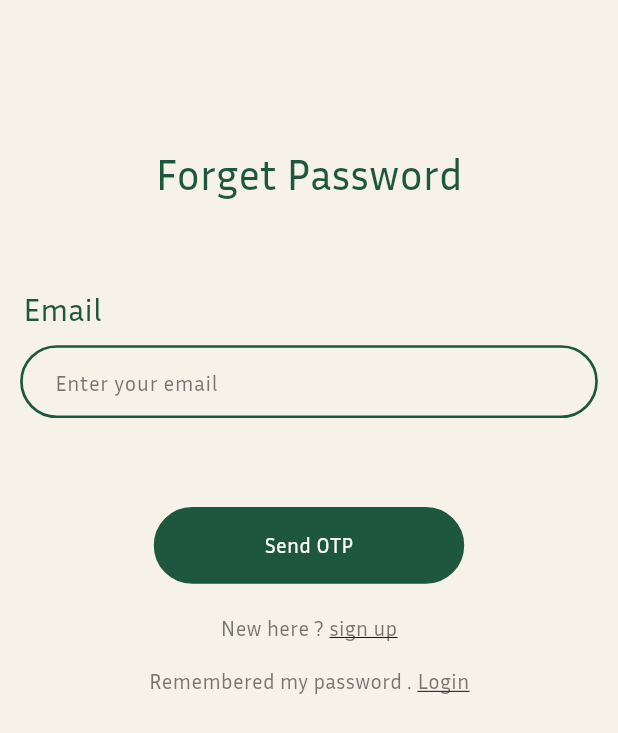
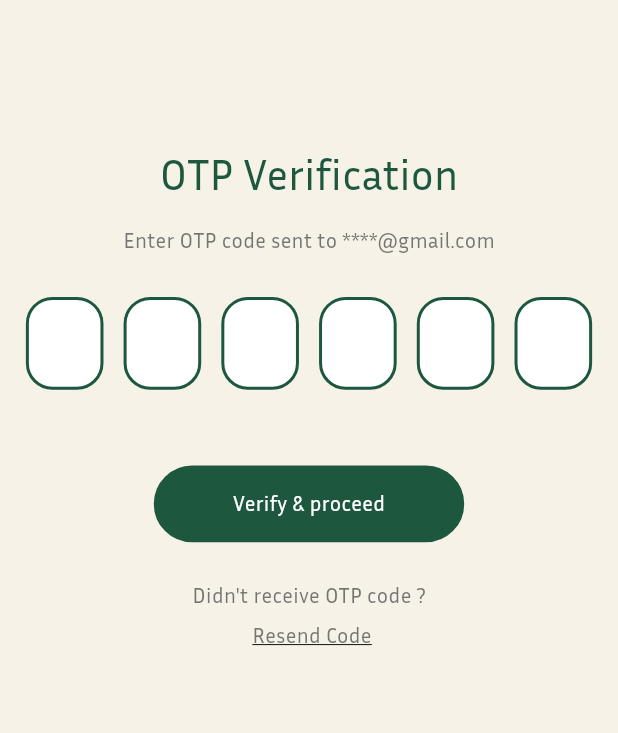
Before and after one commit to Seifmohsen11/Y_balash-graduation_progect-, a Flutter app: the ForgetPasswordViewBody screen opened directly, after a tap on "Send OTP", on a phone screen of 412 x 824 dp. Shown: the top 733 px of the screen. Run offline on Flutter 3.47's test engine with Material 3 defaults, Android fonts, the phone set to English and light mode, and no system bars; drawn by our look-alikes of pin_code_fields; our stand-ins replace device_preview, flutter_screenutil.

Commit message:
create OTP verification view

```diff
--- /dev/null
+++ b/lib/Features/authentication/presentation/views/otp_verification_view.dart
@@ -0,0 +1,11 @@
+import 'package:flutter/material.dart';
+import 'package:y_balash/Features/authentication/presentation/views/widgets/otp_verification_view_body.dart';
+
+class OtpVerificationView extends StatelessWidget {
+  const OtpVerificationView({super.key});
+  static String id = "OtpVerificationView";
+  @override
+  Widget build(BuildContext context) {
+    return OtpVerificationViewBody();
+  }
+}
--- a/lib/Features/authentication/presentation/views/widgets/forget_password_view_body.dart
+++ b/lib/Features/authentication/presentation/views/widgets/forget_password_view_body.dart
@@ -1,6 +1,7 @@
 import 'package:flutter/material.dart';
 import 'package:flutter_screenutil/flutter_screenutil.dart';
 import 'package:y_balash/Features/authentication/presentation/views/Login_view.dart';
+import 'package:y_balash/Features/authentication/presentation/views/otp_verification_view.dart';
 import 'package:y_balash/Features/authentication/presentation/views/sign_up_view.dart';
 import 'package:y_balash/Features/authentication/presentation/views/widgets/title_and_text_field.dart';
 import 'package:y_balash/core/constants/constants.dart';
@@ -51,6 +52,9 @@ class ForgetPasswordViewBody extends StatelessWidget {
               backgorundColor: kTextFieldAndButtomColor,
               textColor: Colors.white,
               borderColor: kTextFieldAndButtomColor,
+              onTap: () {
+                Navigator.popAndPushNamed(context, OtpVerificationView.id);
+              },
             ),
             SizedBox(
               height: 22.h,
--- a/lib/Features/authentication/presentation/views/widgets/login_view_body.dart
+++ b/lib/Features/authentication/presentation/views/widgets/login_view_body.dart
@@ -72,6 +72,7 @@ class LoginViewBody extends StatelessWidget {
               backgorundColor: kTextFieldAndButtomColor,
               textColor: Colors.white,
               borderColor: kTextFieldAndButtomColor,
+              onTap: () {},
             ),
             SizedBox(
               height: 22.h,
@@ -100,6 +101,7 @@ class LoginViewBody extends StatelessWidget {
               backgorundColor: Colors.transparent,
               textColor: Colors.black,
               borderColor: kmainTextColor,
+              onTap: () {},
             ),
           ],
         ),
--- /dev/null
+++ b/lib/Features/authentication/presentation/views/widgets/otp_verification_view_body.dart
@@ -0,0 +1,114 @@
+import 'package:flutter/material.dart';
+import 'package:flutter_screenutil/flutter_screenutil.dart';
+import 'package:pin_code_fields/pin_code_fields.dart';
+import 'package:y_balash/core/constants/constants.dart';
+import 'package:y_balash/core/widgets/custom_buttom.dart';
+import 'package:y_balash/core/widgets/text_under_buttom.dart';
+
+class OtpVerificationViewBody extends StatefulWidget {
+  const OtpVerificationViewBody({super.key});
+
+  @override
+  State<OtpVerificationViewBody> createState() =>
+      _OtpVerificationViewBodyState();
+}
+
+class _OtpVerificationViewBodyState extends State<OtpVerificationViewBody> {
+  String otp = "";
+
+  @override
+  Widget build(BuildContext context) {
+    return Scaffold(
+      backgroundColor: kPrimaryColor,
+      body: SingleChildScrollView(
+        child: Column(
+          children: [
+            SizedBox(
+              height: 108.h,
+            ),
+            Row(
+              mainAxisAlignment: MainAxisAlignment.center,
+              children: [
+                Text(
+                  'OTP Verification',
+                  style: TextStyle(
+                    color: kTextFieldAndButtomColor,
+                    fontFamily: kIneraFont,
+                    fontWeight: FontWeight.w400,
+                    fontSize: 32.sp,
+                  ),
+                ),
+              ],
+            ),
+            SizedBox(
+              height: 17.h,
+            ),
+            const TextUnderButtom(
+              firstText: "Enter OTP code sent to ****@gmail.com",
+            ),
+            SizedBox(
+              height: 31.h,
+            ),
+            Padding(
+              padding: EdgeInsets.symmetric(horizontal: 18.w),
+              child: PinCodeTextField(
+                appContext: context,
+                length: 6,
+                cursorColor: Colors.white,
+                onChanged: (value) {
+                  setState(() {
+                    otp = value;
+                  });
+                },
+                keyboardType: TextInputType.number,
+                textStyle: TextStyle(fontSize: 18.sp, color: Colors.black),
+                pinTheme: PinTheme(
+                  shape: PinCodeFieldShape.box,
+                  borderRadius: BorderRadius.circular(20.r),
+                  borderWidth: 2,
+                  fieldHeight: 70.h,
+                  fieldWidth: 54.w,
+                  activeFillColor: Colors.white,
+                  inactiveFillColor: Colors.white,
+                  selectedFillColor: Colors.white,
+                  activeColor: kTextFieldAndButtomColor,
+                  inactiveColor: kTextFieldAndButtomColor,
+                  selectedColor: kTextFieldAndButtomColor.withOpacity(.7),
+                ),
+                enableActiveFill: true,
+              ),
+            ),
+            SizedBox(
+              height: 39.h,
+            ),
+            CustomButtom(
+              height: 58.h,
+              width: 216.w,
+              label: 'Verify & proceed',
+              backgorundColor: kTextFieldAndButtomColor,
+              textColor: Colors.white,
+              borderColor: kTextFieldAndButtomColor,
+              onTap: () {
+                print("Entered OTP: $otp");
+              },
+            ),
+            SizedBox(
+              height: 29.h,
+            ),
+            const TextUnderButtom(
+              firstText: "Didn't receive OTP code ?",
+            ),
+            SizedBox(
+              height: 7.h,
+            ),
+            TextUnderButtom(
+              firstText: "",
+              secondText: 'Resend Code',
+              onTap: () {},
+            ),
+          ],
+        ),
+      ),
+    );
+  }
+}
--- a/lib/Features/authentication/presentation/views/widgets/sign_up_view_body.dart
+++ b/lib/Features/authentication/presentation/views/widgets/sign_up_view_body.dart
@@ -61,6 +61,7 @@ class SignUpViewBody extends StatelessWidget {
               backgorundColor: kTextFieldAndButtomColor,
               textColor: Colors.white,
               borderColor: kTextFieldAndButtomColor,
+              onTap: () {},
             ),
             SizedBox(
               height: 15.h,
@@ -86,6 +87,7 @@ class SignUpViewBody extends StatelessWidget {
               backgorundColor: Colors.transparent,
               textColor: Colors.black,
               borderColor: kmainTextColor,
+              onTap: () {},
             ),
           ],
         ),
--- a/lib/core/widgets/custom_buttom.dart
+++ b/lib/core/widgets/custom_buttom.dart
@@ -12,6 +12,7 @@ class CustomButtom extends StatelessWidget {
     required this.textColor,
     required this.borderColor,
     this.image,
+    required this.onTap,
   });
   final String label;
   final dynamic height;
@@ -20,10 +21,11 @@ class CustomButtom extends StatelessWidget {
   final Color textColor;
   final Color borderColor;
   final String? image;
+  final VoidCallback onTap;
   @override
   Widget build(BuildContext context) {
     return GestureDetector(
-      onTap: () {},
+      onTap: onTap,
       child: Container(
         decoration: BoxDecoration(
             color: backgorundColor,
--- a/lib/core/widgets/text_under_buttom.dart
+++ b/lib/core/widgets/text_under_buttom.dart
@@ -4,14 +4,11 @@ import 'package:y_balash/core/constants/constants.dart';
 
 class TextUnderButtom extends StatelessWidget {
   const TextUnderButtom(
-      {super.key,
-      required this.firstText,
-      this.secondText,
-      required this.onTap});
+      {super.key, required this.firstText, this.secondText, this.onTap});
 
   final String firstText;
   final String? secondText;
-  final VoidCallback onTap;
+  final VoidCallback? onTap;
 
   @override
   Widget build(BuildContext context) {
--- a/lib/main.dart
+++ b/lib/main.dart
@@ -3,6 +3,7 @@ import 'package:flutter/material.dart';
 import 'package:flutter_screenutil/flutter_screenutil.dart';
 import 'package:y_balash/Features/authentication/presentation/views/Login_view.dart';
 import 'package:y_balash/Features/authentication/presentation/views/forget_password_view.dart';
+import 'package:y_balash/Features/authentication/presentation/views/otp_verification_view.dart';
 import 'package:y_balash/Features/authentication/presentation/views/sign_up_view.dart';
 
 void main() {
@@ -27,6 +28,7 @@ class YBalashApp extends StatelessWidget {
             SignUpView.id: (context) => const SignUpView(),
             LoginView.id: (context) => const LoginView(),
             ForgetPasswordView.id: (context) => const ForgetPasswordView(),
+            OtpVerificationView.id: (context) => const OtpVerificationView(),
           },
           initialRoute: SignUpView.id,
         );
--- a/pubspec.yaml
+++ b/pubspec.yaml
@@ -33,6 +33,7 @@ dependencies:
   flutter:
     sdk: flutter
   flutter_screenutil: ^5.9.3
+  pin_code_fields: ^8.0.1
 
 dev_dependencies:
   flutter_lints: ^4.0.0
```
Also changed, not shown: pubspec.lock.
